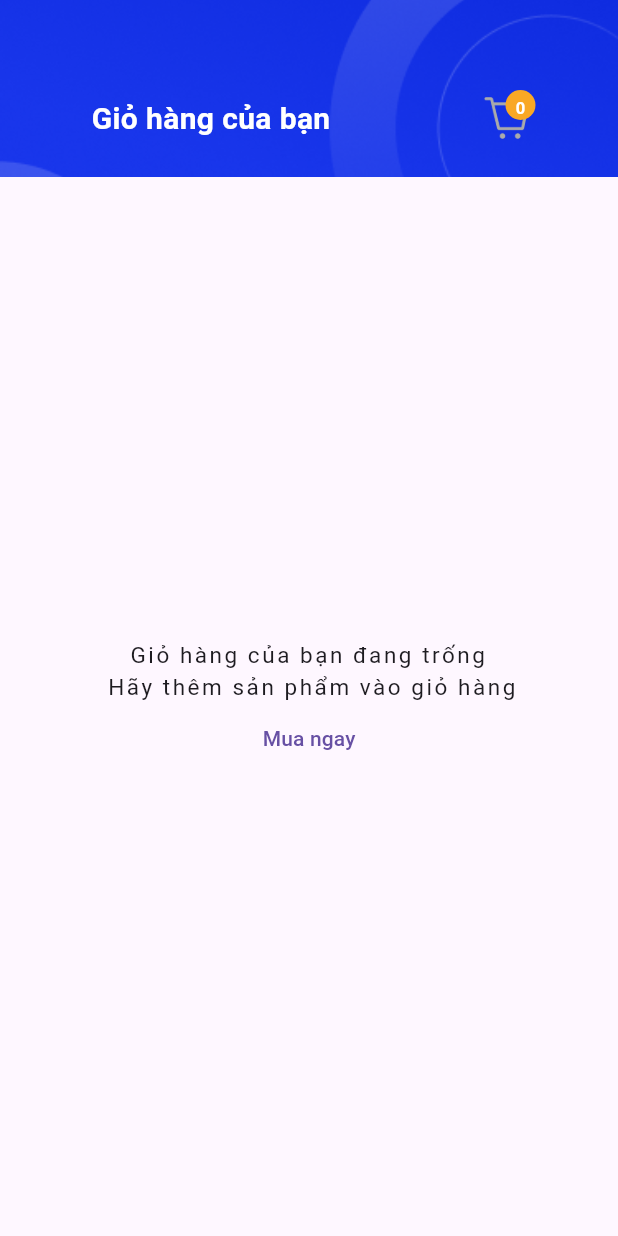
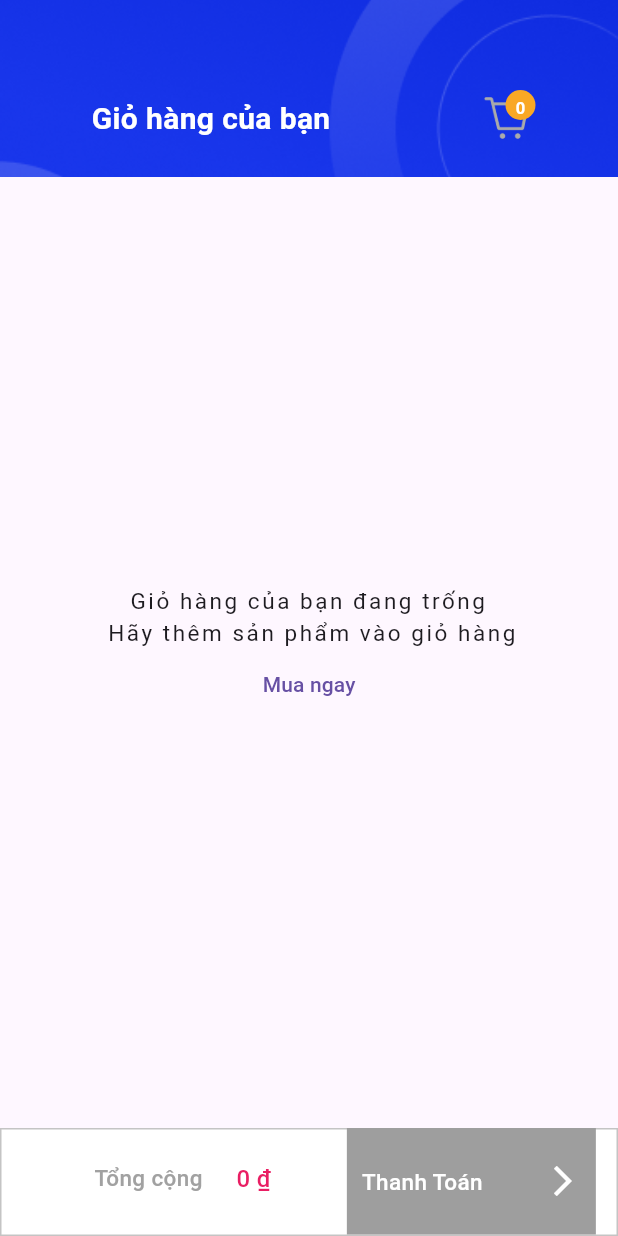
Before and after one commit to trungdangtd/multi_store_app, a Flutter app: the CartScreens screen opened directly, on a phone screen of 412 x 824 dp. Run offline on Flutter 3.47's test engine with Material 3 defaults, Android fonts, the phone set to English and light mode, and no system bars; our stand-ins replace flutter_riverpod, google_fonts, shared_preferences; accounts and stored records are empty.

Commit message:
chekout screen

```diff
--- a/lib/provider/cart_provider.dart
+++ b/lib/provider/cart_provider.dart
@@ -85,8 +85,8 @@ class CartNotifier extends StateNotifier<Map<String, Cart>> {
   }
 
   //method to calculate the total items we have of the cart
-  double calculateTotalAmount() {
-    double totalAmuont = 0.0;
+  int calculateTotalAmount() {
+    int totalAmuont = 0;
     state.forEach((productId, cartItem) {
       totalAmuont += cartItem.quantity * cartItem.productPrice;
     });
--- a/lib/views/screens/nav_screens/cart_screens.dart
+++ b/lib/views/screens/nav_screens/cart_screens.dart
@@ -19,6 +19,7 @@ class _CartScreensState extends ConsumerState<CartScreens> {
   Widget build(BuildContext context) {
     final cartData = ref.watch(cartProvider);
     final cartPProvider = ref.read(cartProvider.notifier);
+    final totalAmount = ref.read(cartProvider.notifier).calculateTotalAmount();
     return Scaffold(
       appBar: PreferredSize(
         preferredSize:
@@ -190,8 +191,7 @@ class _CartScreensState extends ConsumerState<CartScreens> {
                                 child: Column(
                                   mainAxisAlignment:
                                       MainAxisAlignment.spaceEvenly,
-                                    crossAxisAlignment:
-                                        CrossAxisAlignment.start,
+                                  crossAxisAlignment: CrossAxisAlignment.start,
                                   children: [
                                     Text(
                                       cartItem.productName,
@@ -273,7 +273,95 @@ class _CartScreensState extends ConsumerState<CartScreens> {
                           ),
                         ),
                       );
-                      })
+                    },
+                  ),
+                ],
+              ),
+            ),
+      bottomNavigationBar: Container(
+        width: 416,
+        height: 72,
+        clipBehavior: Clip.hardEdge,
+        decoration: const BoxDecoration(),
+        child: Stack(
+          clipBehavior: Clip.none,
+          children: [
+            Align(
+              alignment: Alignment.center,
+              child: Container(
+                width: 416,
+                height: 89,
+                clipBehavior: Clip.hardEdge,
+                decoration: BoxDecoration(
+                  color: Colors.white,
+                  border: Border.all(
+                    color: const Color(0xffc4c4c4),
+                  ),
+                ),
+              ),
+            ),
+            Align(
+              alignment: const Alignment(-0.63, -0.10),
+              child: Text(
+                'Tổng cộng',
+                style: GoogleFonts.roboto(
+                  fontSize: 15,
+                  fontWeight: FontWeight.w500,
+                  color: const Color(0xffa1a1a1),
+                ),
+              ),
+            ),
+            Align(
+              alignment: const Alignment(-0.19, -0.10),
+              child: Text(
+                CurrencyFormatter.formatToVND(totalAmount),
+                style: GoogleFonts.roboto(
+                  fontSize: 16,
+                  fontWeight: FontWeight.w500,
+                  color: Colors.pink,
+                ),
+              ),
+            ),
+            Align(
+              alignment: const Alignment(0.88, -1),
+              child: InkWell(
+                onTap: () {},
+                child: Container(
+                  width: 166,
+                  height: 71,
+                  clipBehavior: Clip.hardEdge,
+                  decoration: BoxDecoration(
+                    color: totalAmount == 0
+                        ? Colors.grey
+                        : const Color(
+                            0xff1532E7,
+                          ),
+                  ),
+                  child: Center(
+                    child: Padding(
+                      padding: const EdgeInsets.all(10.0),
+                      child: Row(
+                        mainAxisAlignment: MainAxisAlignment.spaceBetween,
+                        children: [
+                          Text(
+                            'Thanh Toán',
+                            style: GoogleFonts.roboto(
+                              fontSize: 15,
+                              fontWeight: FontWeight.w500,
+                              color: Colors.white,
+                            ),
+                          ),
+                          const Icon(
+                            Icons.arrow_forward_ios,
+                            color: Colors.white,
+                          )
+                        ],
+                      ),
+                    ),
+                  ),
+                ),
+              ),
+            )
           ],
         ),
       ),
```
Lines whose indentation alone changed are shown as unchanged.
